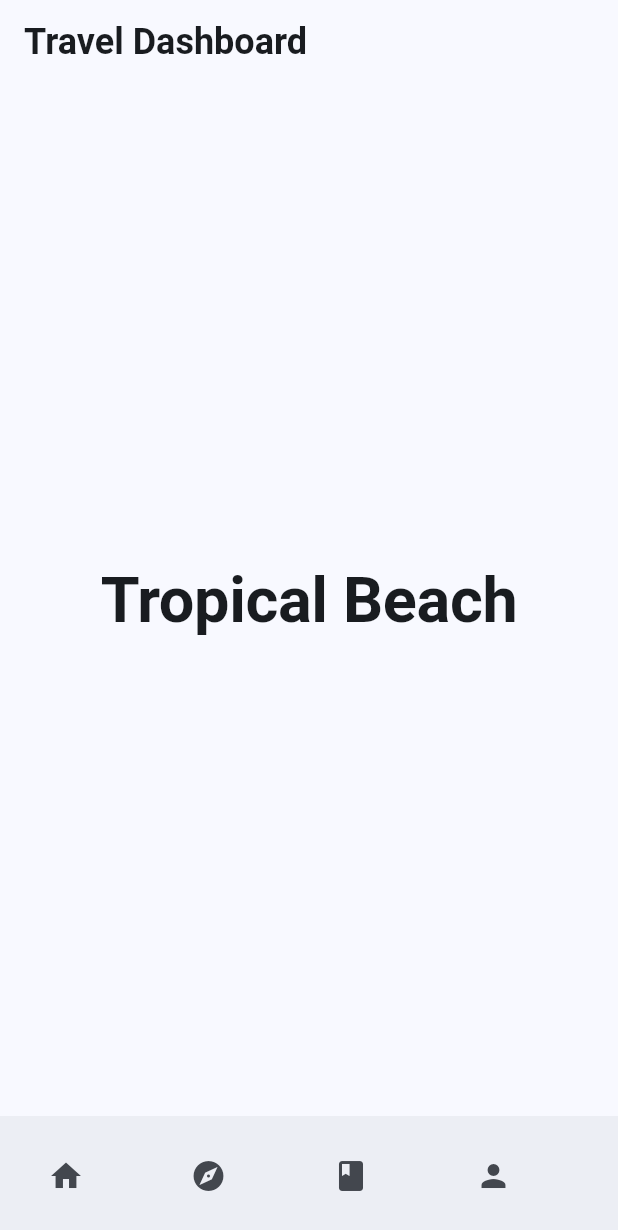
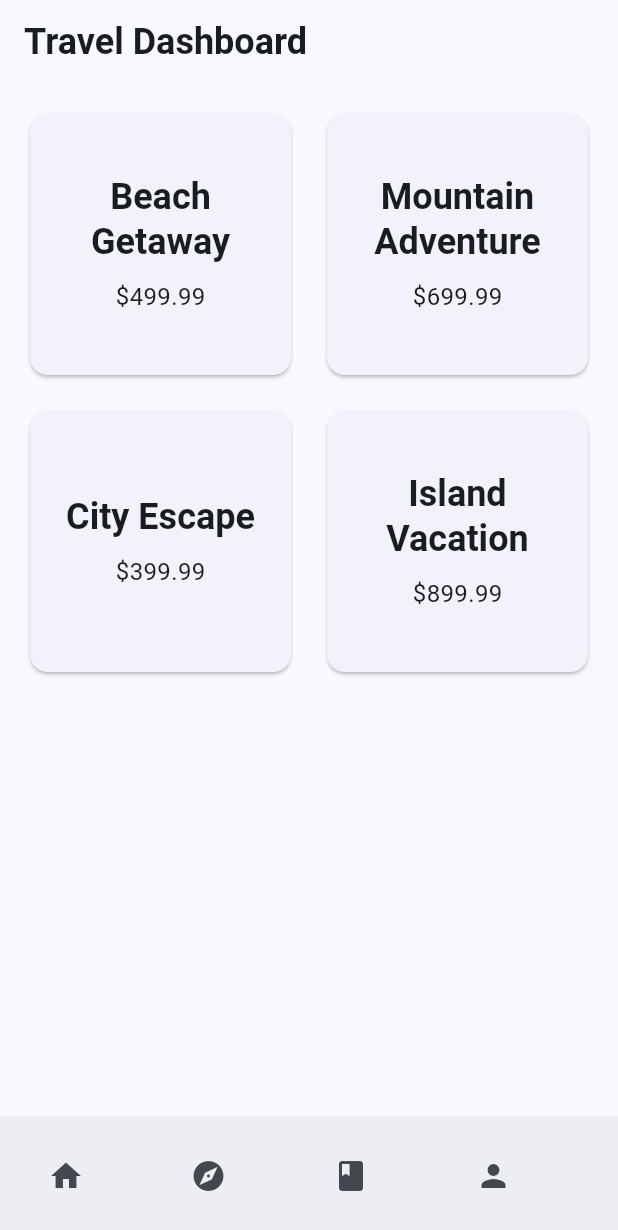
Before and after one commit to jaidenjones2005/travel-dashboard, a Flutter app: the screen it shows after launch, on a phone screen of 412 x 824 dp. Shown: the top 1230 px of the screen. Run offline on Flutter 3.47's test engine with Material 3 defaults, Android fonts, the light colour scheme and no system bars.

Commit message:
Complete Phase 3 responsive content

```diff
--- a/lib/main.dart
+++ b/lib/main.dart
@@ -97,10 +97,9 @@ class TravelHomePage extends StatelessWidget {
       ),
     ];
 
-    // Measure the window width
+    // Window-level measurement
     final double width = MediaQuery.sizeOf(context).width;
 
-    // Choose the correct layout
     if (width < 600) {
       return const MobileLayout(
         destinations: destinations,
@@ -144,13 +143,10 @@ class MobileLayout extends StatelessWidget {
       appBar: AppBar(
         title: const Text('Travel Dashboard'),
       ),
-      body: Center(
-        child: Text(
-          'Tropical Beach',
-          style: Theme.of(context).textTheme.displayLarge,
-          textAlign: TextAlign.center,
-        ),
-      ),
+
+      // Phase 3 content
+      body: const DealDashboard(),
+
       bottomNavigationBar: BottomAppBar(
         child: Row(
           children: navItems,
@@ -198,17 +194,118 @@ class DesktopLayout extends StatelessWidget {
               children: navItems,
             ),
           ),
-          Expanded(
-            child: Center(
-              child: Text(
-                'Tropical Beach',
-                style: Theme.of(context).textTheme.displayLarge,
-                textAlign: TextAlign.center,
-              ),
-            ),
+
+          // Phase 3 content
+          const Expanded(
+            child: DealDashboard(),
           ),
         ],
       ),
     );
   }
 }
+
+// --------------------
+// DEAL DASHBOARD
+// --------------------
+
+class DealDashboard extends StatelessWidget {
+  const DealDashboard({super.key});
+
+  @override
+  Widget build(BuildContext context) {
+    const List<TravelDeal> deals = [
+      TravelDeal(
+        title: 'Beach Getaway',
+        price: 499.99,
+        description: 'Enjoy a relaxing trip to a tropical beach.',
+        isPremium: false,
+      ),
+      TravelDeal(
+        title: 'Mountain Adventure',
+        price: 699.99,
+        description: 'Explore the mountains and enjoy the outdoors.',
+        isPremium: false,
+      ),
+      TravelDeal(
+        title: 'City Escape',
+        price: 399.99,
+        description: 'Experience an exciting weekend in the city.',
+        isPremium: false,
+      ),
+      TravelDeal(
+        title: 'Island Vacation',
+        price: 899.99,
+        description: 'Spend your vacation on a beautiful island.',
+        isPremium: true,
+      ),
+    ];
+
+    List<Widget> dealCards = [];
+
+    for (TravelDeal deal in deals) {
+      dealCards.add(
+        DealCard(deal: deal),
+      );
+    }
+
+    return SafeArea(
+      child: LayoutBuilder(
+        builder: (context, constraints) {
+          // Widget-level responsive breakpoint
+          if (constraints.maxWidth > 400) {
+            return GridView.count(
+              crossAxisCount: 2,
+              padding: const EdgeInsets.all(16),
+              crossAxisSpacing: 16,
+              mainAxisSpacing: 16,
+              children: dealCards,
+            );
+          } else {
+            return ListView(
+              padding: const EdgeInsets.all(16),
+              children: dealCards,
+            );
+          }
+        },
+      ),
+    );
+  }
+}
+
+// --------------------
+// DEAL CARD
+// --------------------
+
+class DealCard extends StatelessWidget {
+  final TravelDeal deal;
+
+  const DealCard({
+    super.key,
+    required this.deal,
+  });
+
+  @override
+  Widget build(BuildContext context) {
+    return Card(
+      child: Padding(
+        padding: const EdgeInsets.all(16),
+        child: Column(
+          mainAxisAlignment: MainAxisAlignment.center,
+          children: [
+            Text(
+              deal.title,
+              style: Theme.of(context).textTheme.titleLarge,
+              textAlign: TextAlign.center,
+            ),
+            const SizedBox(height: 10),
+            Text(
+              '\$${deal.price.toStringAsFixed(2)}',
+              style: Theme.of(context).textTheme.bodyMedium,
+            ),
+          ],
+        ),
+      ),
+    );
+  }
+}
```
Also changed, not shown: 1 other file.
